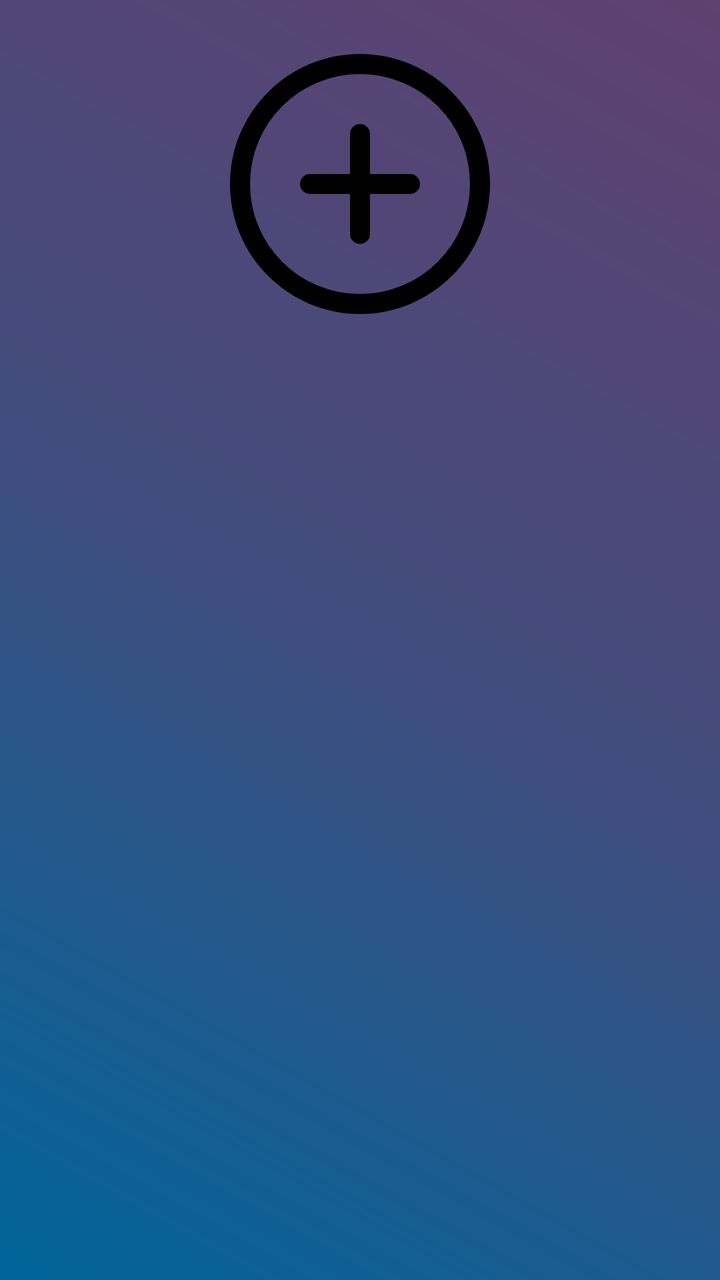
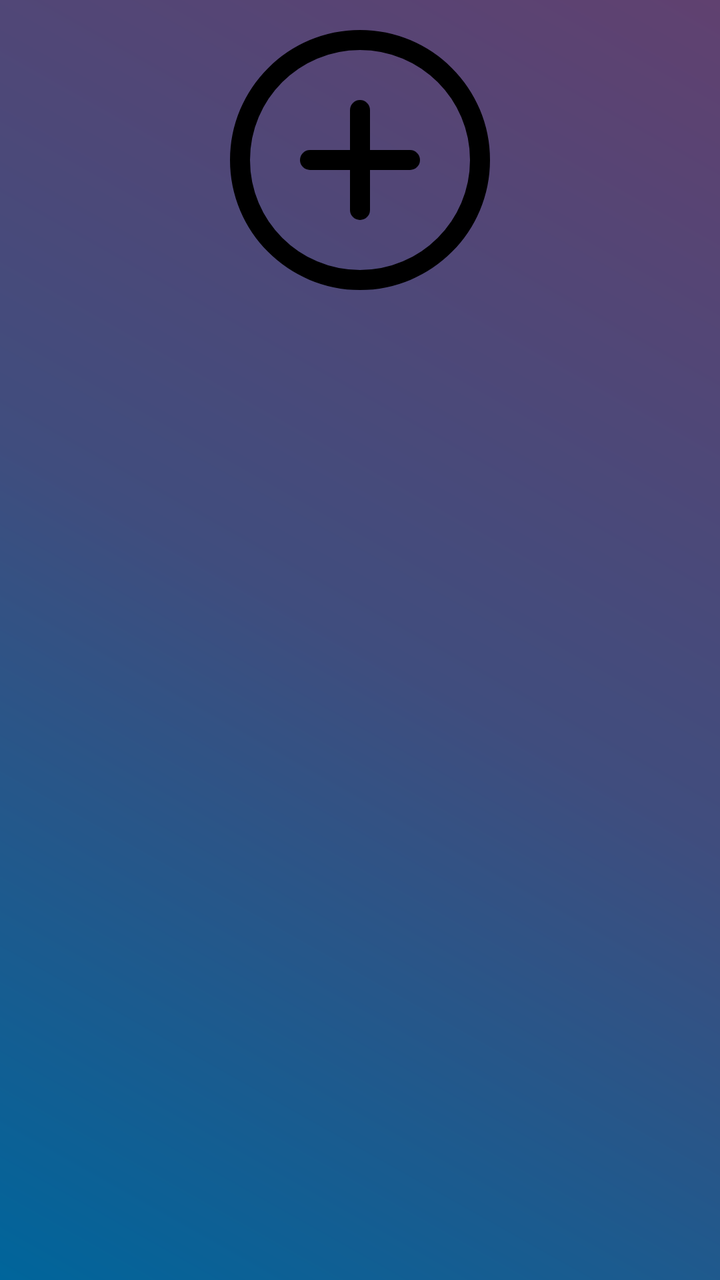

Screens rendered from an Android XML layout before and after an edit, with the pre-edit source and the edit as a unified diff.
<!-- AndroidManifest.xml: application theme Theme.FloatingGhostImage -->
<!-- res/layout/item_image_history.xml -->
<?xml version="1.0" encoding="utf-8"?>
<LinearLayout xmlns:android="http://schemas.android.com/apk/res/android"
    android:layout_width="match_parent"
    android:layout_height="wrap_content"
    android:gravity="center_horizontal"
    android:orientation="vertical"
    android:paddingHorizontal="16dp"
    android:paddingTop="12dp"
    android:paddingBottom="12dp">

    <ImageView
        android:id="@+id/imgItemThumb"
        android:layout_width="160dp"
        android:layout_height="160dp"
        android:adjustViewBounds="false"
        android:scaleType="centerInside"
        android:src="@drawable/add_circle" />
</LinearLayout>
<!-- resources referenced by this layout -->
<resources>
  <!-- drawable add_circle (drawable) -->
  <vector xmlns:android="http://schemas.android.com/apk/res/android"
      android:width="800dp"
      android:height="800dp"
      android:viewportWidth="512"
      android:viewportHeight="512">
    <path
        android:pathData="M448,256c0,-106 -86,-192 -192,-192S64,150 64,256s86,192 192,192S448,362 448,256Z"
        android:strokeWidth="32"
        android:fillColor="#00000000"
        android:strokeColor="#000000"/>
    <path
        android:pathData="M256,176L256,336"
        android:strokeLineJoin="round"
        android:strokeWidth="32"
        android:fillColor="#00000000"
        android:strokeColor="#000000"
        android:strokeLineCap="round"/>
    <path
        android:pathData="M336,256L176,256"
        android:strokeLineJoin="round"
        android:strokeWidth="32"
        android:fillColor="#00000000"
        android:strokeColor="#000000"
        android:strokeLineCap="round"/>
  </vector>
  <style name="Theme.FloatingGhostImage" parent="Theme.AppCompat.Light.NoActionBar">
          
          <item name="android:windowBackground">@drawable/background_gradient</item>
  
          
          <item name="android:statusBarColor">@android:color/transparent</item>
          <item name="android:navigationBarColor">@android:color/transparent</item>
          <item name="android:navigationBarDividerColor">@android:color/transparent</item>
          <item name="android:enforceNavigationBarContrast">false</item>
          <item name="android:windowDrawsSystemBarBackgrounds">true</item>
          <item name="android:windowLayoutInDisplayCutoutMode">shortEdges</item>
  
          
          <item name="android:windowLightStatusBar">false</item>
          <item name="android:windowLightNavigationBar">false</item>
      </style>
  <!-- drawable background_gradient (drawable) -->
  <?xml version="1.0" encoding="utf-8"?>
  <shape xmlns:android="http://schemas.android.com/apk/res/android"
      android:shape="rectangle">
      <gradient
          android:type="linear"
          android:angle="45"
          android:startColor="#00659B"
          android:centerColor="#404D7E"
          android:endColor="#604170" />
  </shape>
</resources>

<!-- the commit's change to res/layout/item_image_history.xml (unified diff, before → after) -->
@@ -2,11 +2,11 @@
 <LinearLayout xmlns:android="http://schemas.android.com/apk/res/android"
     android:layout_width="match_parent"
     android:layout_height="wrap_content"
+    android:clipChildren="false"
+    android:clipToPadding="false"
     android:gravity="center_horizontal"
     android:orientation="vertical"
-    android:paddingHorizontal="16dp"
-    android:paddingTop="12dp"
-    android:paddingBottom="12dp">
+    android:paddingHorizontal="16dp">
 
     <ImageView
         android:id="@+id/imgItemThumb"
